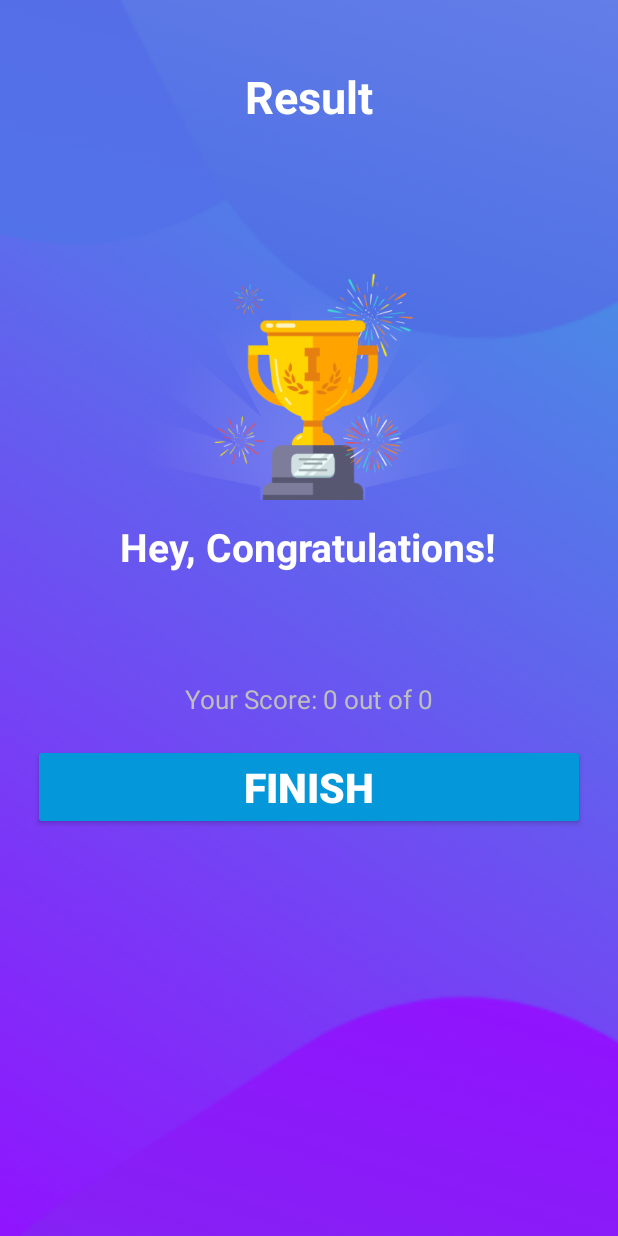
After one commit to surajmaity1/QuizApp, an Android app: the ResultActivity screen opened directly, with no data from a screen before it, on a phone screen of 412 x 824 dp. The commit adds this screen. Run offline under Robolectric (Android 15) with nearby library versions, the phone set to English and light mode, and no system bars.

Commit message:
Final Commit

```diff
--- a/app/src/main/AndroidManifest.xml
+++ b/app/src/main/AndroidManifest.xml
@@ -7,17 +7,23 @@
         android:allowBackup="true"
         android:dataExtractionRules="@xml/data_extraction_rules"
         android:fullBackupContent="@xml/backup_rules"
-        android:icon="@mipmap/ic_launcher"
+        android:icon="@drawable/app_icon"
         android:label="@string/app_name"
-        android:roundIcon="@mipmap/ic_launcher_round"
+        android:roundIcon="@drawable/app_icon"
         android:supportsRtl="true"
         android:theme="@style/Theme.QuizApp"
         tools:targetApi="31">
         <activity
+            android:name=".ResultActivity"
+            android:exported="false">
+            <meta-data
+                android:name="android.app.lib_name"
+                android:value="" />
+        </activity>
+        <activity
             android:name=".QuestionsActivity"
             android:exported="false"
-            android:screenOrientation="portrait" >
-        </activity>
+            android:screenOrientation="portrait"></activity>
         <activity
             android:name=".MainActivity"
             android:exported="true"
--- a/app/src/main/java/com/surajmyt/quizapp/Constants.kt
+++ b/app/src/main/java/com/surajmyt/quizapp/Constants.kt
@@ -1,6 +1,10 @@
 package com.surajmyt.quizapp
 
 object Constants {
+
+    const val USER_NAME: String = "user_name"
+    const val TOTAL_QUES: String = "total_ques"
+    const val CORRECT_ANS: String = "correct_ans"
 
     fun getQuestions(): ArrayList<Question>{
         val quesList = ArrayList<Question>()
--- a/app/src/main/java/com/surajmyt/quizapp/MainActivity.kt
+++ b/app/src/main/java/com/surajmyt/quizapp/MainActivity.kt
@@ -23,6 +23,7 @@ class MainActivity : AppCompatActivity() {
             }
             else{
                 val intent = Intent(this, QuestionsActivity::class.java)
+                intent.putExtra(Constants.USER_NAME, editName.text.toString())
                 startActivity(intent)
                 finish()
             }
--- a/app/src/main/java/com/surajmyt/quizapp/QuestionsActivity.kt
+++ b/app/src/main/java/com/surajmyt/quizapp/QuestionsActivity.kt
@@ -1,5 +1,6 @@
 package com.surajmyt.quizapp
 
+import android.content.Intent
 import android.graphics.Color
 import android.graphics.Typeface
 import androidx.appcompat.app.AppCompatActivity
@@ -24,10 +25,14 @@ class QuestionsActivity : AppCompatActivity(), View.OnClickListener {
     private var mCurrentPosition: Int = 1
     private var mQuestionList: ArrayList<Question>? = null
     private var mSelectedOption: Int = 0
+    private var mUserName: String? = null
+    private var mCorrectAns: Int = 0
 
     override fun onCreate(savedInstanceState: Bundle?) {
         super.onCreate(savedInstanceState)
         setContentView(R.layout.activity_questions)
+
+        mUserName = intent.getStringExtra(Constants.USER_NAME)
 
         progressBar = findViewById(R.id.progressBar)
         progressBarTxt = findViewById(R.id.progress_bar_text)
@@ -140,8 +145,14 @@ class QuestionsActivity : AppCompatActivity(), View.OnClickListener {
                         }
                         //  WHEN ALL QUESTIONS ARE ATTEMPTED
                         else -> {
-                            Toast.makeText(this, "You attempted all questions.", Toast.LENGTH_SHORT)
-                                .show()
+                            val intent = Intent(this, ResultActivity::class.java)
+
+                            intent.putExtra(Constants.USER_NAME, mUserName)
+                            intent.putExtra(Constants.CORRECT_ANS, mCorrectAns)
+                            intent.putExtra(Constants.TOTAL_QUES, mQuestionList?.size)
+
+                            startActivity(intent)
+                            finish()
                         }
                     }
                 }
@@ -149,6 +160,9 @@ class QuestionsActivity : AppCompatActivity(), View.OnClickListener {
                     val quesPos = mQuestionList?.get(mCurrentPosition-1)
                     if (quesPos!!.correctAns != mSelectedOption){
                         answerView(mSelectedOption, R.drawable.option_button_wrong_border)
+                    }
+                    else{
+                        mCorrectAns++
                     }
                     answerView(quesPos.correctAns, R.drawable.option_button_correct_border)
 
--- /dev/null
+++ b/app/src/main/java/com/surajmyt/quizapp/ResultActivity.kt
@@ -0,0 +1,30 @@
+package com.surajmyt.quizapp
+
+import android.content.Intent
+import androidx.appcompat.app.AppCompatActivity
+import android.os.Bundle
+import android.widget.Button
+import android.widget.TextView
+
+class ResultActivity : AppCompatActivity() {
+    override fun onCreate(savedInstanceState: Bundle?) {
+        super.onCreate(savedInstanceState)
+        setContentView(R.layout.activity_result)
+
+        val name: TextView = findViewById(R.id.user_name)
+        val score: TextView = findViewById(R.id.score_text)
+        val finisButton: Button = findViewById(R.id.finish_btn)
+
+        name.text = intent.getStringExtra(Constants.USER_NAME)
+        val totalQues = intent.getIntExtra(Constants.TOTAL_QUES, 0)
+        val correctAns = intent.getIntExtra(Constants.CORRECT_ANS, 0)
+
+        score.text = "Your Score: $correctAns out of $totalQues"
+        finisButton.setOnClickListener{
+            startActivity(Intent(this, MainActivity::class.java))
+            finish()
+
+        }
+
+    }
+}
--- /dev/null
+++ b/app/src/main/res/layout/activity_result.xml
@@ -0,0 +1,68 @@
+<?xml version="1.0" encoding="utf-8"?>
+<LinearLayout xmlns:android="http://schemas.android.com/apk/res/android"
+    xmlns:app="http://schemas.android.com/apk/res-auto"
+    xmlns:tools="http://schemas.android.com/tools"
+    android:layout_width="match_parent"
+    android:layout_height="match_parent"
+    android:background="@drawable/result_background"
+    android:gravity="center_horizontal"
+    android:orientation="vertical"
+    android:padding="22dp"
+    tools:context=".ResultActivity">
+    <TextView
+        android:id="@+id/res"
+        android:layout_width="wrap_content"
+        android:layout_height="wrap_content"
+        android:layout_marginTop="22dp"
+        android:text="@string/result"
+        android:textColor="@android:color/white"
+        android:textSize="30sp"
+        android:textStyle="bold" />
+
+    <ImageView
+        android:id="@+id/iv_trophy"
+        android:layout_width="300dp"
+        android:layout_height="250dp"
+        android:contentDescription="@string/image"
+        android:src="@drawable/prize" />
+
+    <TextView
+        android:id="@+id/cong_txt"
+        android:layout_width="wrap_content"
+        android:layout_height="wrap_content"
+        android:layout_marginTop="12dp"
+        android:text="@string/hey_congratulations"
+        android:textColor="@android:color/white"
+        android:textSize="26sp"
+        android:textStyle="bold"/>
+
+    <TextView
+        android:id="@+id/user_name"
+        android:layout_width="wrap_content"
+        android:layout_height="wrap_content"
+        android:layout_marginTop="22dp"
+        android:textColor="@android:color/white"
+        android:textSize="28sp"
+        android:textStyle="bold"
+        tools:text="name" />
+
+    <TextView
+        android:id="@+id/score_text"
+        android:layout_width="wrap_content"
+        android:layout_height="wrap_content"
+        android:layout_marginTop="12dp"
+        android:textColor="@android:color/secondary_text_dark"
+        android:textSize="17sp"
+        tools:text="Your Score is 3 out of 5" />
+
+    <androidx.appcompat.widget.AppCompatButton
+        android:id="@+id/finish_btn"
+        android:layout_width="match_parent"
+        android:layout_height="wrap_content"
+        android:layout_marginTop="18dp"
+        android:textStyle="bold"
+        android:backgroundTint="@color/desc_color"
+        android:text="@string/finish"
+        android:textColor="@color/white"
+        android:textSize="27sp" />
+</LinearLayout>
--- a/app/src/main/res/values-night/themes.xml
+++ b/app/src/main/res/values-night/themes.xml
@@ -12,5 +12,6 @@
         <!-- Status bar color. -->
         <item name="android:statusBarColor">?attr/colorPrimaryVariant</item>
         <!-- Customize your theme here. -->
+        <item name="android:windowFullscreen">true</item>
     </style>
 </resources>
--- a/app/src/main/res/values/strings.xml
+++ b/app/src/main/res/values/strings.xml
@@ -10,4 +10,8 @@
     <string name="next">NEXT</string>
     <string name="go_to_next_ques">Go to NEXT QUESTION</string>
     <string name="finish_ques">FINISH</string>
+    <string name="result">Result</string>
+    <string name="image">image</string>
+    <string name="hey_congratulations">Hey, Congratulations!</string>
+    <string name="finish">FINISH</string>
 </resources>
```
Also changed, not shown: app/src/main/res/drawable/prize.png (added), app/src/main/res/drawable/result_background.png (added).
